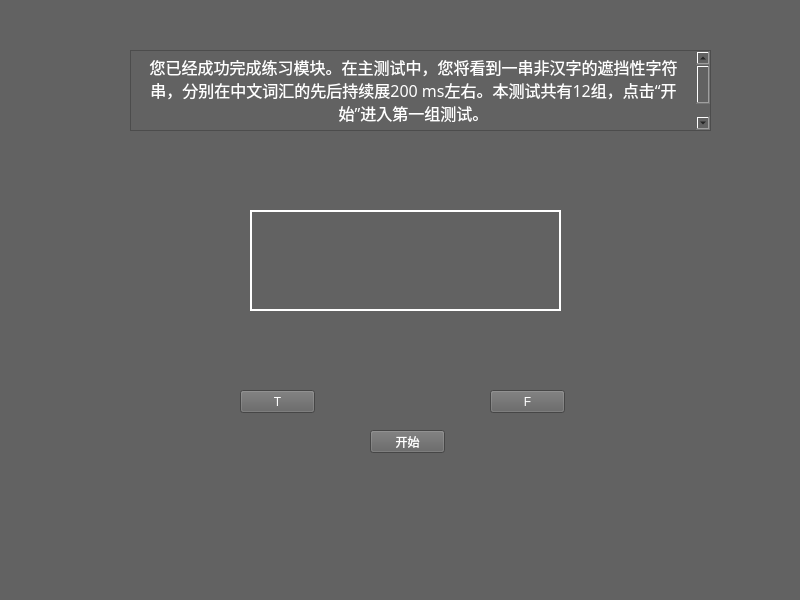
The window that GUI_Main.ui (Maphsge4/black_background) describes before a commit, drawn with Qt 5.
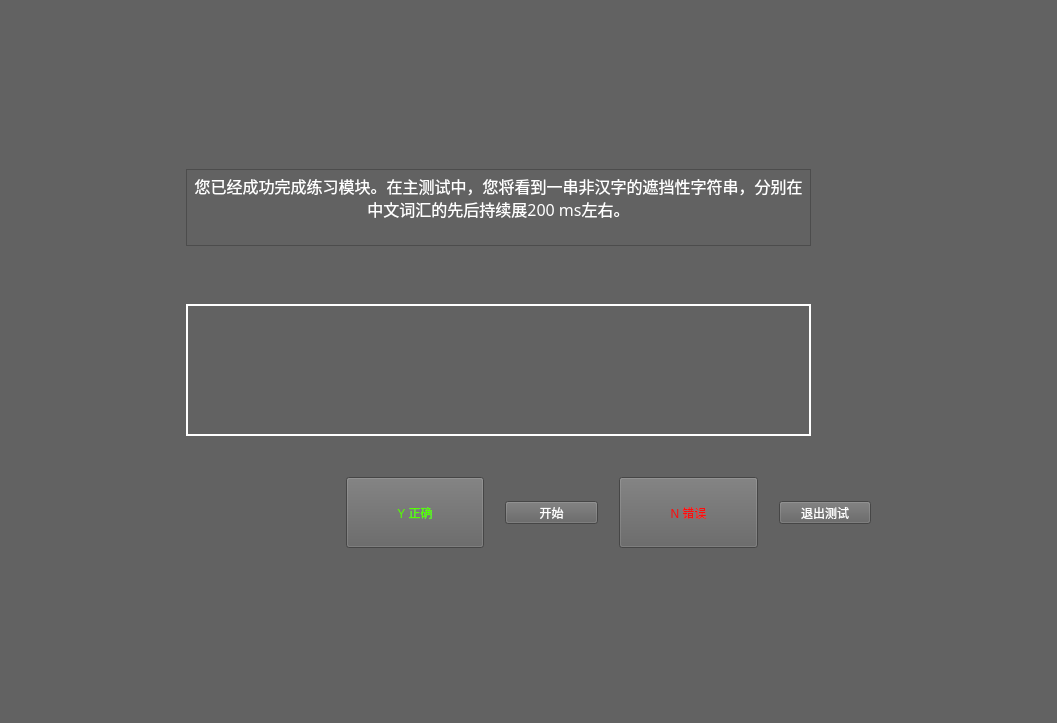
The same window after the commit.

What changed in the file:
```diff
--- a/GUI_Main.ui
+++ b/GUI_Main.ui
@@ -6,8 +6,8 @@
    <rect>
     <x>0</x>
     <y>0</y>
-    <width>800</width>
-    <height>600</height>
+    <width>1057</width>
+    <height>723</height>
    </rect>
   </property>
   <property name="windowTitle">
@@ -17,14 +17,38 @@
    <string notr="true">background-color:rgb(98,98,98)</string>
   </property>
   <widget class="QWidget" name="centralwidget">
+   <layout class="QVBoxLayout" name="verticalLayout">
+    <item>
+     <layout class="QGridLayout" name="gridLayout">
+      <item row="0" column="0" rowspan="3">
+       <widget class="QWidget" name="widget" native="true">
+        <property name="minimumSize">
+         <size>
+          <width>141</width>
+          <height>432</height>
+         </size>
+        </property>
+        <property name="maximumSize">
+         <size>
+          <width>141</width>
+          <height>432</height>
+         </size>
+        </property>
+       </widget>
+      </item>
+      <item row="0" column="1" colspan="5">
    <widget class="QTextBrowser" name="textBrowser">
-    <property name="geometry">
-     <rect>
-      <x>130</x>
-      <y>50</y>
-      <width>581</width>
-      <height>81</height>
-     </rect>
+        <property name="minimumSize">
+         <size>
+          <width>625</width>
+          <height>77</height>
+         </size>
+        </property>
+        <property name="maximumSize">
+         <size>
+          <width>625</width>
+          <height>77</height>
+         </size>
     </property>
     <property name="font">
      <font>
@@ -39,34 +63,39 @@
 &lt;html&gt;&lt;head&gt;&lt;meta name=&quot;qrichtext&quot; content=&quot;1&quot; /&gt;&lt;style type=&quot;text/css&quot;&gt;
 p, li { white-space: pre-wrap; }
 &lt;/style&gt;&lt;/head&gt;&lt;body style=&quot; font-family:'楷体'; font-size:9pt; font-weight:400; font-style:normal;&quot;&gt;
-&lt;p align=&quot;center&quot; style=&quot; margin-top:0px; margin-bottom:0px; margin-left:0px; margin-right:0px; -qt-block-indent:0; text-indent:0px;&quot;&gt;&lt;span style=&quot; font-family:'SimSun'; font-size:12pt; color:#ffffff;&quot;&gt;您已经成功完成练习模块。在主测试中，您将看到一串非汉字的遮挡性字符串，分别在中文词汇的先后持续展200 ms左右。本测试共有12组，点击“开始”进入第一组测试。&lt;/span&gt;&lt;/p&gt;
-&lt;p align=&quot;center&quot; style=&quot;-qt-paragraph-type:empty; margin-top:0px; margin-bottom:0px; margin-left:0px; margin-right:0px; -qt-block-indent:0; text-indent:0px; font-family:'SimSun'; font-size:12pt; color:#ffffff;&quot;&gt;&lt;br /&gt;&lt;/p&gt;&lt;/body&gt;&lt;/html&gt;</string>
-    </property>
-   </widget>
-   <widget class="QPushButton" name="start_confirm_button">
-    <property name="geometry">
-     <rect>
-      <x>370</x>
-      <y>430</y>
-      <width>75</width>
-      <height>23</height>
-     </rect>
-    </property>
-    <property name="styleSheet">
-     <string notr="true">color:rgb(255,255,255)</string>
-    </property>
-    <property name="text">
-     <string>开始</string>
-    </property>
-   </widget>
+&lt;p align=&quot;center&quot; style=&quot; margin-top:0px; margin-bottom:0px; margin-left:0px; margin-right:0px; -qt-block-indent:0; text-indent:0px;&quot;&gt;&lt;span style=&quot; font-family:'SimSun'; font-size:12pt; color:#ffffff;&quot;&gt;您已经成功完成练习模块。在主测试中，您将看到一串非汉字的遮挡性字符串，分别在中文词汇的先后持续展200 ms左右。&lt;/span&gt;&lt;/p&gt;&lt;/body&gt;&lt;/html&gt;</string>
+        </property>
+       </widget>
+      </item>
+      <item row="0" column="6" rowspan="3">
+       <widget class="QWidget" name="widget_5" native="true">
+        <property name="minimumSize">
+         <size>
+          <width>141</width>
+          <height>432</height>
+         </size>
+        </property>
+        <property name="maximumSize">
+         <size>
+          <width>141</width>
+          <height>432</height>
+         </size>
+        </property>
+       </widget>
+      </item>
+      <item row="1" column="1" colspan="5">
    <widget class="QLabel" name="label">
-    <property name="geometry">
-     <rect>
-      <x>250</x>
-      <y>210</y>
-      <width>311</width>
-      <height>101</height>
-     </rect>
+        <property name="minimumSize">
+         <size>
+          <width>625</width>
+          <height>132</height>
+         </size>
+        </property>
+        <property name="maximumSize">
+         <size>
+          <width>625</width>
+          <height>132</height>
+         </size>
     </property>
     <property name="font">
      <font>
@@ -85,38 +114,114 @@
      <set>Qt::AlignCenter</set>
     </property>
    </widget>
+      </item>
+      <item row="2" column="1">
+       <widget class="QWidget" name="widget_2" native="true">
+        <property name="minimumSize">
+         <size>
+          <width>139</width>
+          <height>71</height>
+         </size>
+        </property>
+        <property name="maximumSize">
+         <size>
+          <width>139</width>
+          <height>71</height>
+         </size>
+        </property>
+       </widget>
+      </item>
+      <item row="2" column="2">
    <widget class="QPushButton" name="trueButton">
-    <property name="geometry">
-     <rect>
-      <x>240</x>
-      <y>390</y>
-      <width>75</width>
+        <property name="minimumSize">
+         <size>
+          <width>138</width>
+          <height>71</height>
+         </size>
+        </property>
+        <property name="maximumSize">
+         <size>
+          <width>138</width>
+          <height>71</height>
+         </size>
+        </property>
+        <property name="styleSheet">
+         <string notr="true">color:rgb(85, 255, 0)</string>
+        </property>
+        <property name="text">
+         <string>Y 正确</string>
+        </property>
+       </widget>
+      </item>
+      <item row="2" column="3">
+       <widget class="QPushButton" name="start_confirm_button">
+        <property name="minimumSize">
+         <size>
+          <width>93</width>
       <height>23</height>
-     </rect>
+         </size>
+        </property>
+        <property name="maximumSize">
+         <size>
+          <width>93</width>
+          <height>23</height>
+         </size>
     </property>
     <property name="styleSheet">
      <string notr="true">color:rgb(255,255,255)</string>
     </property>
     <property name="text">
-     <string>T</string>
-    </property>
-   </widget>
+         <string>开始</string>
+        </property>
+       </widget>
+      </item>
+      <item row="2" column="4">
    <widget class="QPushButton" name="FalseButton">
-    <property name="geometry">
-     <rect>
-      <x>490</x>
-      <y>390</y>
-      <width>75</width>
+        <property name="minimumSize">
+         <size>
+          <width>139</width>
+          <height>71</height>
+         </size>
+        </property>
+        <property name="maximumSize">
+         <size>
+          <width>139</width>
+          <height>71</height>
+         </size>
+        </property>
+        <property name="styleSheet">
+         <string notr="true">color:rgb(255, 12, 12)</string>
+        </property>
+        <property name="text">
+         <string>N 错误</string>
+        </property>
+       </widget>
+      </item>
+      <item row="2" column="5">
+       <widget class="QPushButton" name="exitButton">
+        <property name="minimumSize">
+         <size>
+          <width>92</width>
       <height>23</height>
-     </rect>
+         </size>
+        </property>
+        <property name="maximumSize">
+         <size>
+          <width>92</width>
+          <height>23</height>
+         </size>
     </property>
     <property name="styleSheet">
      <string notr="true">color:rgb(255,255,255)</string>
     </property>
     <property name="text">
-     <string>F</string>
-    </property>
-   </widget>
+         <string>退出测试</string>
+        </property>
+       </widget>
+      </item>
+     </layout>
+    </item>
+   </layout>
   </widget>
   <widget class="QStatusBar" name="statusbar"/>
  </widget>
```
Lines whose indentation alone changed are shown as unchanged.
